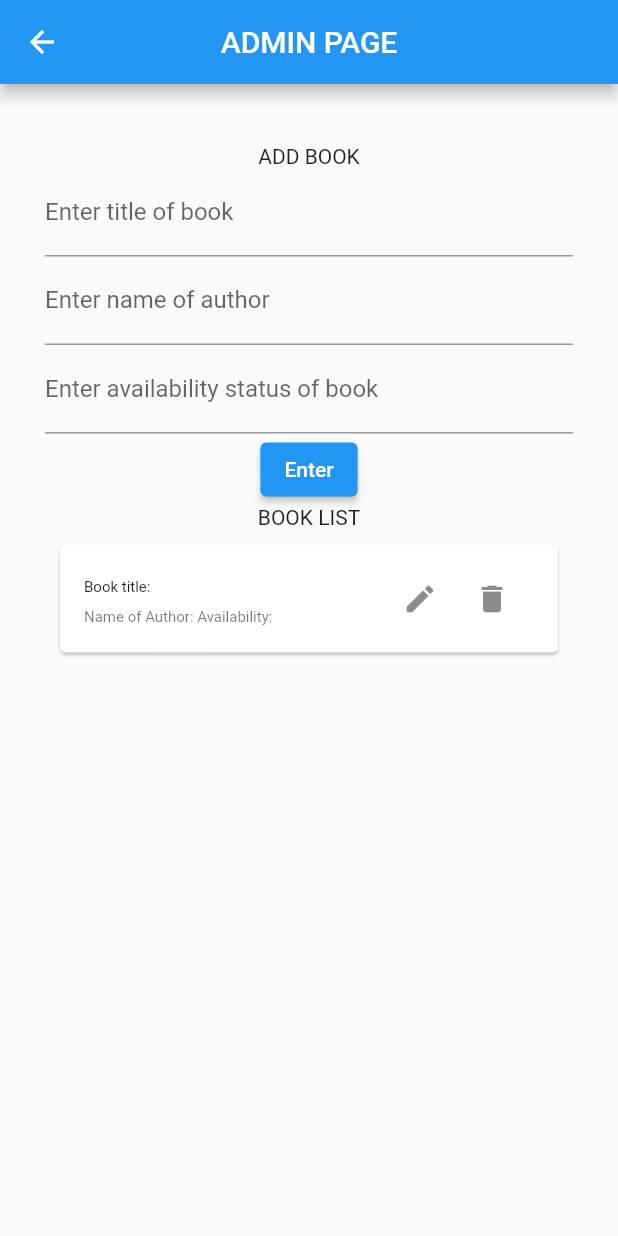
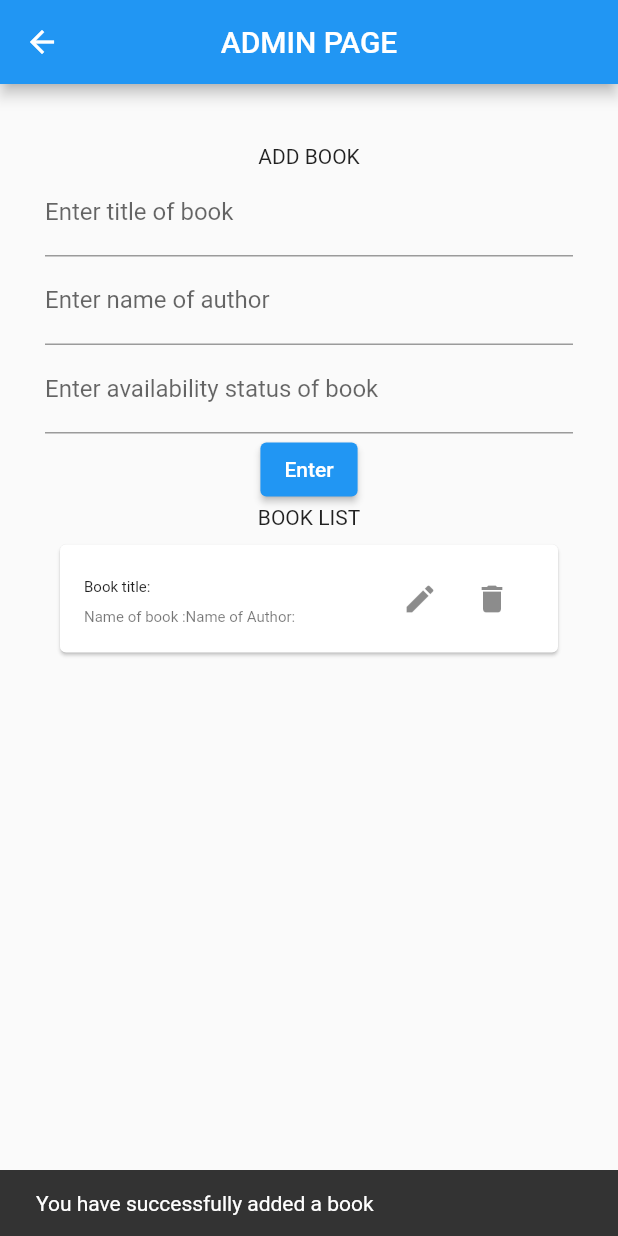
Before and after one commit to dheerajbaiju/SUTT_AppDev_Task2, a Flutter app: the AdminPage screen opened directly, after a tap on "Enter", on a phone screen of 412 x 824 dp. Run offline on Flutter 3.47's test engine with Material 2 defaults, Android fonts, the phone set to English and light mode, and no system bars; our stand-ins replace cloud_firestore, firebase_auth, firebase_core, google_sign_in; accounts and stored records are empty; network calls fail.

Commit message:
third commit

```diff
--- a/library_app/lib/screens/AdminPage.dart
+++ b/library_app/lib/screens/AdminPage.dart
@@ -118,6 +118,8 @@ class AdminPage extends StatelessWidget {
                 var status = (controllerStatus.text);
                 final title = controllerTitle.text;
                 add(name, status, title);
+                ScaffoldMessenger.of(context).showSnackBar(const SnackBar(
+                    content: Text('You have successfully added a book')));
               },
               child: Text('Enter')),
           Text('BOOK LIST'),
@@ -140,10 +142,10 @@ class AdminPage extends StatelessWidget {
                           style: TextStyle(fontSize: 10),
                         ),
                         subtitle: Text(
-                          'Name of Author: ' +
-                              documentSnapshot['name'] +
-                              'Availability: ' +
-                              documentSnapshot['Availability Status'],
+                          'Name of book :' +
+                              documentSnapshot['Book Title'] +
+                              'Name of Author: ' +
+                              documentSnapshot['name'],
                           style: TextStyle(fontSize: 10),
                         ),
                         trailing: SizedBox(
--- a/library_app/lib/screens/StudentPage.dart
+++ b/library_app/lib/screens/StudentPage.dart
@@ -36,7 +36,6 @@ class _MyAppState extends State<StudentPage> {
                   child: ListTile(
                     title: Text('Book title: ' +
                         documentSnapshot['name'] +
-                        ' Availability Status: ' +
                         documentSnapshot['Book Title']),
                     trailing: SizedBox(
                       width: 100,
--- a/library_app/pubspec.yaml
+++ b/library_app/pubspec.yaml
@@ -39,6 +39,8 @@ dependencies:
   cupertino_icons: ^1.0.2
   firebase_auth: ^3.3.19
   cloud_firestore: ^3.1.17
+  camera: ^0.9.8+1
+  story_view: ^0.13.2
 
 dev_dependencies:
   flutter_test:
```
Also changed, not shown: library_app/pubspec.lock.
